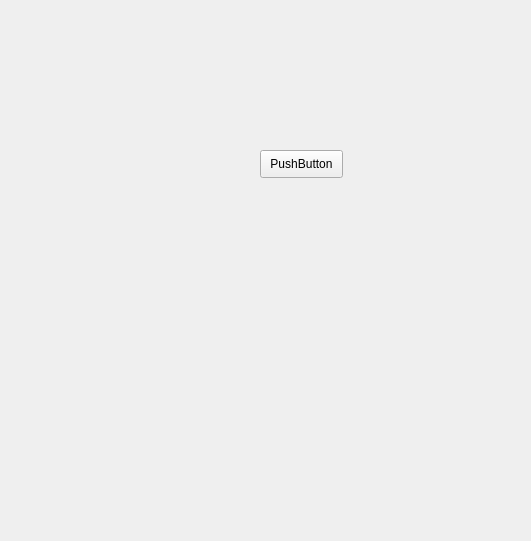
aguperezpala/linux-bluetooth-qt, file src/mainwidget.ui: the form before one commit.
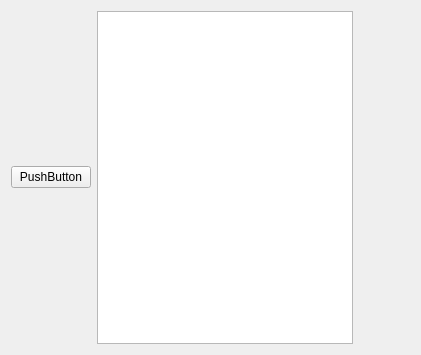
The form after the commit.

What changed in the file:
```diff
--- a/src/mainwidget.ui
+++ b/src/mainwidget.ui
@@ -8,15 +8,13 @@
    <rect>
     <x>0</x>
     <y>0</y>
-    <width>531</width>
-    <height>541</height>
+    <width>421</width>
+    <height>355</height>
    </rect>
   </property>
   <property name="sizePolicy" >
-   <sizepolicy>
-    <hsizetype>0</hsizetype>
-    <vsizetype>0</vsizetype>
-    <horstretch>100</horstretch>
+   <sizepolicy vsizetype="Preferred" hsizetype="Preferred" >
+    <horstretch>255</horstretch>
     <verstretch>100</verstretch>
    </sizepolicy>
   </property>
@@ -38,19 +36,22 @@
   <property name="windowTitle" >
    <string>Calculator Builder</string>
   </property>
+  <layout class="QFormLayout" name="formLayout" >
+   <item row="0" column="0" >
+    <layout class="QGridLayout" name="gridLayout" >
+     <item row="0" column="1" >
+      <widget class="QTextEdit" name="textEdit" />
+     </item>
+     <item row="0" column="0" >
   <widget class="QPushButton" name="pushButton" >
-   <property name="geometry" >
-    <rect>
-     <x>260</x>
-     <y>150</y>
-     <width>83</width>
-     <height>28</height>
-    </rect>
-   </property>
    <property name="text" >
     <string>PushButton</string>
    </property>
   </widget>
+     </item>
+    </layout>
+   </item>
+  </layout>
  </widget>
  <resources/>
  <connections/>
```
Left out of the diff: 4 changed lines with no effect on the pictures. Lines whose indentation alone changed are shown as unchanged.
